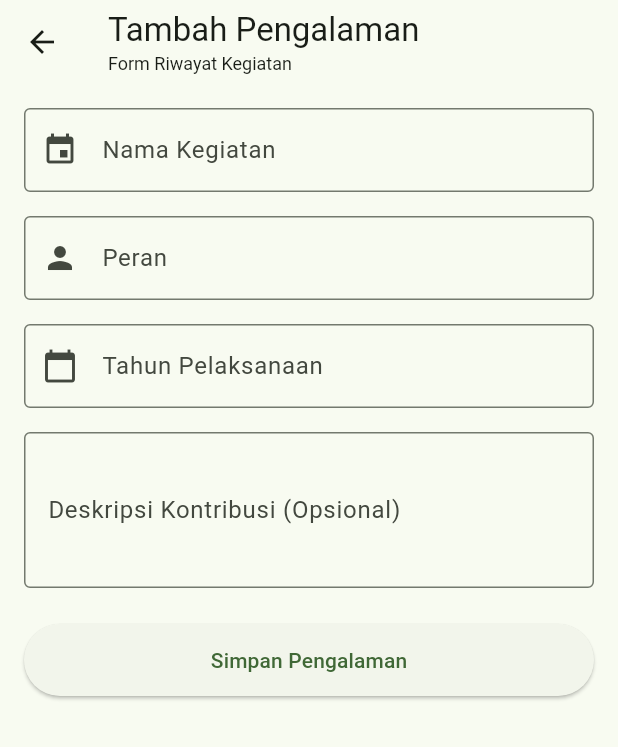
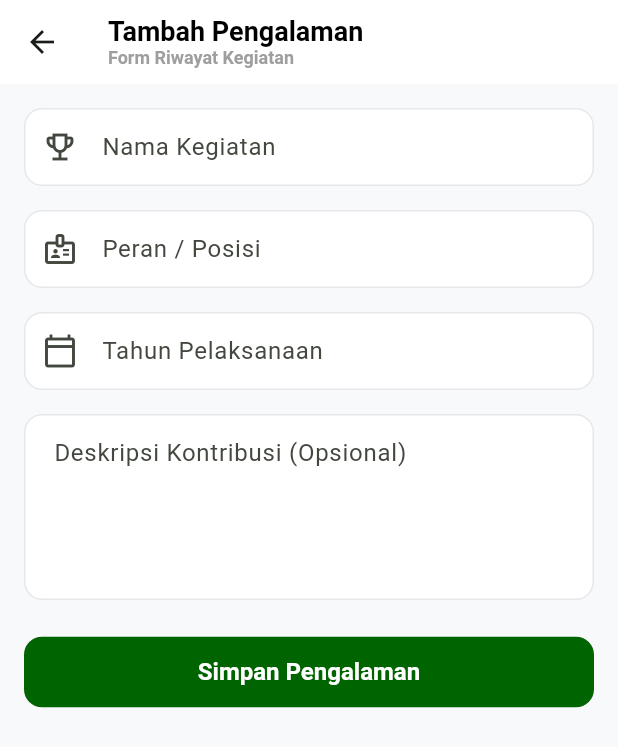
Before and after one commit to accfd/pam-practical-challenge-myteam, a Flutter app: the screen it shows after launch, after a tap on "Tambah Pengalaman", on a phone screen of 412 x 824 dp. Shown: the top 747 px of the screen. Run offline on Flutter 3.47's test engine with Material 3 defaults, Android fonts, the light colour scheme and no system bars.

Commit message:
feat(theme): implement centralized ThemeData in main.dart for clean screens and beautiful UI

```diff
--- a/lib/main.dart
+++ b/lib/main.dart
@@ -10,14 +10,72 @@ class MyTeamApp extends StatelessWidget {
 
   @override
   Widget build(BuildContext context) {
+    const primaryColor = Color(0xFF006400); // Hijau Universitas Andalas
+
     return MaterialApp(
       debugShowCheckedModeBanner: false,
       title: 'MyTeam App',
       theme: ThemeData(
-        colorScheme: ColorScheme.fromSeed(
-          seedColor: const Color(0xFF006400), // Hijau Universitas Andalas
+        useMaterial3: true,
+        colorScheme: ColorScheme.fromSeed(seedColor: primaryColor),
+        scaffoldBackgroundColor: const Color(0xFFF8F9FA),
+
+        // 1. Desain Global AppBar
+        appBarTheme: const AppBarTheme(
+          backgroundColor: Colors.white,
+          elevation: 0,
+          scrolledUnderElevation: 0,
+          titleTextStyle: TextStyle(
+            color: Colors.black,
+            fontSize: 18,
+            fontWeight: FontWeight.bold,
+          ),
         ),
-        useMaterial3: true,
+
+        // 2. Desain Global Input Form (Otomatis dipakai seluruh TextFormField)
+        inputDecorationTheme: InputDecorationTheme(
+          filled: true,
+          fillColor: Colors.white,
+          contentPadding: const EdgeInsets.symmetric(horizontal: 16, vertical: 14),
+          border: OutlineInputBorder(
+            borderRadius: BorderRadius.circular(12),
+            borderSide: const BorderSide(color: Color(0xFFE5E7EB)),
+          ),
+          enabledBorder: OutlineInputBorder(
+            borderRadius: BorderRadius.circular(12),
+            borderSide: const BorderSide(color: Color(0xFFE5E7EB)),
+          ),
+          focusedBorder: OutlineInputBorder(
+            borderRadius: BorderRadius.circular(12),
+            borderSide: const BorderSide(color: primaryColor, width: 1.5),
+          ),
+        ),
+
+        // 3. Desain Global Tombol
+        elevatedButtonTheme: ElevatedButtonThemeData(
+          style: ElevatedButton.styleFrom(
+            backgroundColor: primaryColor,
+            foregroundColor: Colors.white,
+            elevation: 0,
+            padding: const EdgeInsets.symmetric(vertical: 14),
+            shape: RoundedRectangleBorder(borderRadius: BorderRadius.circular(12)),
+            textStyle: const TextStyle(fontSize: 16, fontWeight: FontWeight.bold),
+          ),
+        ),
+
+        // 4. Desain Global Kartu
+        cardTheme: CardThemeData(
+          color: Colors.white,
+          elevation: 1,
+          shadowColor: Colors.black12,
+          shape: RoundedRectangleBorder(borderRadius: BorderRadius.circular(16)),
+        ),
+
+        // 5. Desain Global Modal Dialog
+        dialogTheme: DialogThemeData(
+          backgroundColor: Colors.white,
+          shape: RoundedRectangleBorder(borderRadius: BorderRadius.circular(20)),
+        ),
       ),
       home: const DaftarPengalamanScreen(),
     );
--- a/lib/screens/daftar_pengalaman_screen.dart
+++ b/lib/screens/daftar_pengalaman_screen.dart
@@ -21,7 +21,7 @@ class _DaftarPengalamanScreenState extends State<DaftarPengalamanScreen> {
   }
 
   void _navigateToAddScreen() async {
-    // 1. Forward passing data ke form tambah
+    // 1. Forward data passing ke form tambah
     final result = await Navigator.push<PengalamanModel>(
       context,
       MaterialPageRoute(
@@ -33,11 +33,15 @@ class _DaftarPengalamanScreenState extends State<DaftarPengalamanScreen> {
 
     if (!mounted) return;
 
-    // 2. Menerima result dan memperbarui state di ViewModel
+    // 2. Menerima return data dan mutasi state di ViewModel
     if (result != null) {
       _viewModel.tambahPengalaman(result);
       ScaffoldMessenger.of(context).showSnackBar(
-        SnackBar(content: Text('Berhasil menambahkan "${result.namaKegiatan}"!')),
+        SnackBar(
+          content: Text('Berhasil menambahkan "${result.namaKegiatan}"!'),
+          backgroundColor: const Color(0xFF006400),
+          behavior: SnackBarBehavior.floating,
+        ),
       );
     }
   }
@@ -49,27 +53,50 @@ class _DaftarPengalamanScreenState extends State<DaftarPengalamanScreen> {
       builder: (context, _) {
         return Scaffold(
           appBar: AppBar(
-            title: const Text('Daftar Pengalaman'),
+            automaticallyImplyLeading: false,
+            title: const Column(
+              crossAxisAlignment: CrossAxisAlignment.start,
+              children: [
+                Text('Daftar Pengalaman'),
+                Text('Portofolio & Rekam Jejak', style: TextStyle(color: Colors.grey, fontSize: 12)),
+              ],
+            ),
           ),
           body: _viewModel.isEmpty
               // Tampilan 1: Empty State
               ? Center(
+                  child: Padding(
+                    padding: const EdgeInsets.all(24.0),
                     child: Column(
                       mainAxisAlignment: MainAxisAlignment.center,
                       children: [
-                      const Icon(Icons.inbox_outlined, size: 64, color: Colors.grey),
+                        const CircleAvatar(
+                          radius: 40,
+                          backgroundColor: Color(0xFFE8F5E9),
+                          child: Icon(Icons.assignment_turned_in_outlined, size: 40, color: Color(0xFF006400)),
+                        ),
                         const SizedBox(height: 16),
                         const Text(
                           'Belum Ada Pengalaman',
                           style: TextStyle(fontSize: 18, fontWeight: FontWeight.bold),
                         ),
-                      const SizedBox(height: 16),
-                      ElevatedButton.icon(
+                        const SizedBox(height: 8),
+                        const Text(
+                          'Mulai bangun portofolio pengalaman dan riwayat kegiatanmu di kampus.',
+                          textAlign: TextAlign.center,
+                          style: TextStyle(color: Colors.grey),
+                        ),
+                        const SizedBox(height: 24),
+                        SizedBox(
+                          width: double.infinity,
+                          child: ElevatedButton.icon(
                             onPressed: _navigateToAddScreen,
                             icon: const Icon(Icons.add),
                             label: const Text('Tambah Pengalaman'),
                           ),
+                        ),
                       ],
+                    ),
                   ),
                 )
               // Tampilan 2: ListView Kartu Pengalaman
@@ -87,21 +114,30 @@ class _DaftarPengalamanScreenState extends State<DaftarPengalamanScreen> {
                           children: [
                             Text(
                               item.namaKegiatan,
-                              style: const TextStyle(fontSize: 16, fontWeight: FontWeight.bold),
+                              style: const TextStyle(fontSize: 17, fontWeight: FontWeight.bold),
+                            ),
+                            const SizedBox(height: 6),
+                            Row(
+                              children: [
+                                const Icon(Icons.badge_outlined, size: 16, color: Color(0xFF006400)),
+                                const SizedBox(width: 6),
+                                Text(
+                                  item.peran,
+                                  style: const TextStyle(color: Color(0xFF006400), fontWeight: FontWeight.bold),
+                                ),
+                              ],
                             ),
                             const SizedBox(height: 4),
-                            Text(
-                              item.peran,
-                              style: const TextStyle(color: Colors.green, fontWeight: FontWeight.w600),
-                            ),
-                            const SizedBox(height: 2),
-                            Text(
-                              item.tahun,
-                              style: const TextStyle(color: Colors.grey),
+                            Row(
+                              children: [
+                                const Icon(Icons.calendar_today_outlined, size: 14, color: Colors.grey),
+                                const SizedBox(width: 6),
+                                Text(item.tahun, style: const TextStyle(color: Colors.grey)),
+                              ],
                             ),
                             if (item.deskripsi.isNotEmpty) ...[
-                              const SizedBox(height: 8),
-                              Text(item.deskripsi),
+                              const Divider(height: 20),
+                              Text(item.deskripsi, style: const TextStyle(color: Colors.black87)),
                             ],
                           ],
                         ),
@@ -109,11 +145,17 @@ class _DaftarPengalamanScreenState extends State<DaftarPengalamanScreen> {
                     );
                   },
                 ),
-          floatingActionButton: !_viewModel.isEmpty
-              ? FloatingActionButton.extended(
+          bottomNavigationBar: !_viewModel.isEmpty
+              ? Padding(
+                  padding: const EdgeInsets.all(16.0),
+                  child: SizedBox(
+                    width: double.infinity,
+                    child: ElevatedButton.icon(
                       onPressed: _navigateToAddScreen,
                       icon: const Icon(Icons.add),
                       label: const Text('Tambah Pengalaman'),
+                    ),
+                  ),
                 )
               : null,
         );
--- a/lib/screens/tambah_pengalaman_screen.dart
+++ b/lib/screens/tambah_pengalaman_screen.dart
@@ -2,7 +2,7 @@ import 'package:flutter/material.dart';
 import '../models/pengalaman_model.dart';
 import '../viewmodels/pengalaman_viewmodel.dart';
 
-// View 2: Form Input Pengalaman
+// View 2: Form Input Riwayat Pengalaman
 class TambahPengalamanScreen extends StatefulWidget {
   final List<PengalamanModel> pengalamanTerdaftar;
 
@@ -54,6 +54,7 @@ class _TambahPengalamanScreenState extends State<TambahPengalamanScreen> {
         SnackBar(
           content: Text('Pengalaman "$nama" sebagai "$peran" tahun $tahun sudah ada!'),
           backgroundColor: Colors.red,
+          behavior: SnackBarBehavior.floating,
         ),
       );
       return;
@@ -72,20 +73,27 @@ class _TambahPengalamanScreenState extends State<TambahPengalamanScreen> {
       deskripsi: _deskripsiController.text.trim(),
     );
 
-    // 4. Dialog sukses & kembalikan data via Navigator.pop (Feedback & Navigation)
+    // 4. Modal Dialog Sukses & Backward Data Return (Feedback & Navigation)
     showDialog(
       context: context,
       barrierDismissible: false,
       builder: (ctx) => AlertDialog(
+        icon: const Icon(Icons.check_circle_rounded, color: Color(0xFF006400), size: 52),
         title: const Text('Pengalaman disimpan!'),
-        content: Text('Pengalaman "$nama" berhasil ditambahkan.'),
+        content: Text(
+          'Pengalaman "$nama" berhasil ditambahkan ke portofolio riwayat kegiatan Anda.',
+          textAlign: TextAlign.center,
+        ),
         actions: [
-          ElevatedButton(
-            onPressed: () {
-              Navigator.pop(ctx);
-              Navigator.pop(context, newPengalaman);
-            },
-            child: const Text('Lihat Daftar Pengalaman'),
+          SizedBox(
+            width: double.infinity,
+            child: ElevatedButton(
+              onPressed: () {
+                Navigator.pop(ctx);
+                Navigator.pop(context, newPengalaman);
+              },
+              child: const Text('Lihat Daftar Pengalaman'),
+            ),
           ),
         ],
       ),
@@ -100,7 +108,7 @@ class _TambahPengalamanScreenState extends State<TambahPengalamanScreen> {
           crossAxisAlignment: CrossAxisAlignment.start,
           children: [
             Text('Tambah Pengalaman'),
-            Text('Form Riwayat Kegiatan', style: TextStyle(fontSize: 12)),
+            Text('Form Riwayat Kegiatan', style: TextStyle(color: Colors.grey, fontSize: 12)),
           ],
         ),
       ),
@@ -116,23 +124,21 @@ class _TambahPengalamanScreenState extends State<TambahPengalamanScreen> {
                 enabled: !_isLoading,
                 decoration: const InputDecoration(
                   labelText: 'Nama Kegiatan',
-                  hintText: 'Contoh: PIMNAS / BEM',
-                  border: OutlineInputBorder(),
-                  prefixIcon: Icon(Icons.event),
+                  hintText: 'Contoh: PIMNAS 37 / BEM KM UNAND',
+                  prefixIcon: Icon(Icons.emoji_events_outlined),
                 ),
                 validator: PengalamanViewModel.validasiNamaKegiatan,
               ),
               const SizedBox(height: 16),
 
-              // 2. Peran
+              // 2. Peran / Posisi
               TextFormField(
                 controller: _peranController,
                 enabled: !_isLoading,
                 decoration: const InputDecoration(
-                  labelText: 'Peran',
-                  hintText: 'Contoh: Ketua / Anggota',
-                  border: OutlineInputBorder(),
-                  prefixIcon: Icon(Icons.person),
+                  labelText: 'Peran / Posisi',
+                  hintText: 'Contoh: Ketua Tim / Staf Ahli',
+                  prefixIcon: Icon(Icons.badge_outlined),
                 ),
                 validator: PengalamanViewModel.validasiPeran,
               ),
@@ -146,8 +152,7 @@ class _TambahPengalamanScreenState extends State<TambahPengalamanScreen> {
                 decoration: const InputDecoration(
                   labelText: 'Tahun Pelaksanaan',
                   hintText: 'Contoh: 2026',
-                  border: OutlineInputBorder(),
-                  prefixIcon: Icon(Icons.calendar_today),
+                  prefixIcon: Icon(Icons.calendar_today_outlined),
                 ),
                 validator: PengalamanViewModel.validasiTahun,
               ),
@@ -157,11 +162,11 @@ class _TambahPengalamanScreenState extends State<TambahPengalamanScreen> {
               TextFormField(
                 controller: _deskripsiController,
                 enabled: !_isLoading,
-                maxLines: 3,
+                maxLines: 4,
                 decoration: const InputDecoration(
                   labelText: 'Deskripsi Kontribusi (Opsional)',
-                  hintText: 'Tuliskan deskripsi tugas Anda...',
-                  border: OutlineInputBorder(),
+                  hintText: 'Tuliskan rincian tugas dan kontribusi Anda...',
+                  alignLabelWithHint: true,
                 ),
               ),
               const SizedBox(height: 24),
@@ -169,7 +174,6 @@ class _TambahPengalamanScreenState extends State<TambahPengalamanScreen> {
               // Tombol Simpan
               SizedBox(
                 width: double.infinity,
-                height: 48,
                 child: ElevatedButton(
                   onPressed: _isLoading ? null : _submitForm,
                   child: _isLoading
@@ -179,9 +183,9 @@ class _TambahPengalamanScreenState extends State<TambahPengalamanScreen> {
                             SizedBox(
                               width: 18,
                               height: 18,
-                              child: CircularProgressIndicator(strokeWidth: 2),
+                              child: CircularProgressIndicator(color: Colors.white, strokeWidth: 2),
                             ),
-                            SizedBox(width: 8),
+                            SizedBox(width: 10),
                             Text('Menyimpan...'),
                           ],
                         )
```
Lines whose indentation alone changed are shown as unchanged.
